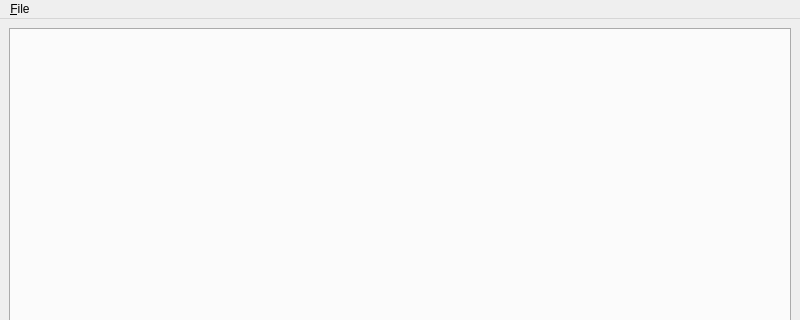
First picture: the form in MainWindow.ui, repository mpsido/PASParser, before the edit; both pictures show x 0 to 800 and y 0 to 320 of the 800 by 600 pixel window.
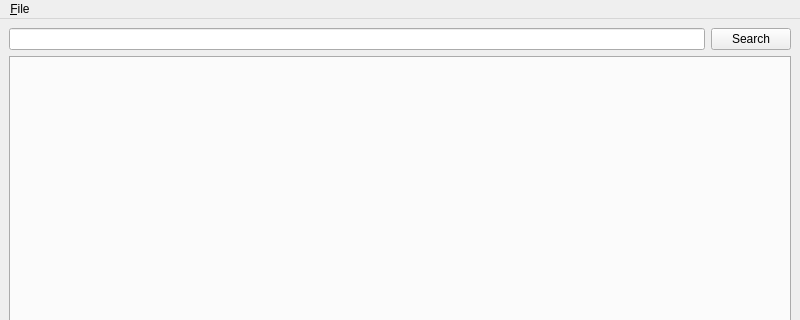
Second picture: the form after the edit.

Commit message: installed a QSortFilterProxyModel and a searchBar

```diff
--- a/MainWindow.ui
+++ b/MainWindow.ui
@@ -15,6 +15,20 @@
   </property>
   <widget class="QWidget" name="centralwidget">
    <layout class="QVBoxLayout" name="verticalLayout">
+    <item>
+     <layout class="QHBoxLayout" name="horizontalLayout">
+      <item>
+       <widget class="QLineEdit" name="lineEdit"/>
+      </item>
+      <item>
+       <widget class="QPushButton" name="pushButton">
+        <property name="text">
+         <string>Search</string>
+        </property>
+       </widget>
+      </item>
+     </layout>
+    </item>
     <item>
      <widget class="QTabWidget" name="tabWidget">
       <property name="currentIndex">
```
The commit also changes 4 other files.
